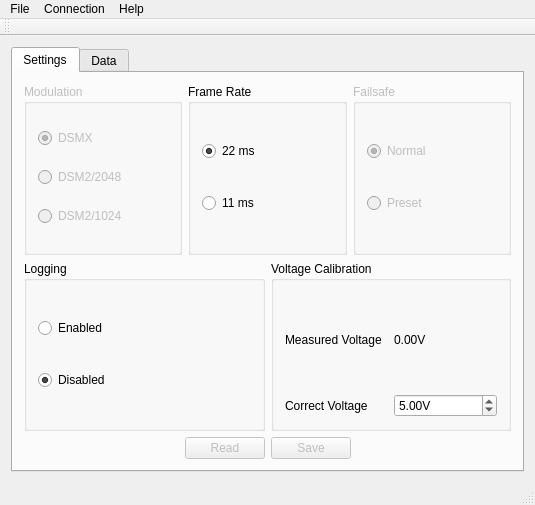
Old version of the form client/Rx12Client/mainwindow.ui in the repository bemcgarvey/RX12.
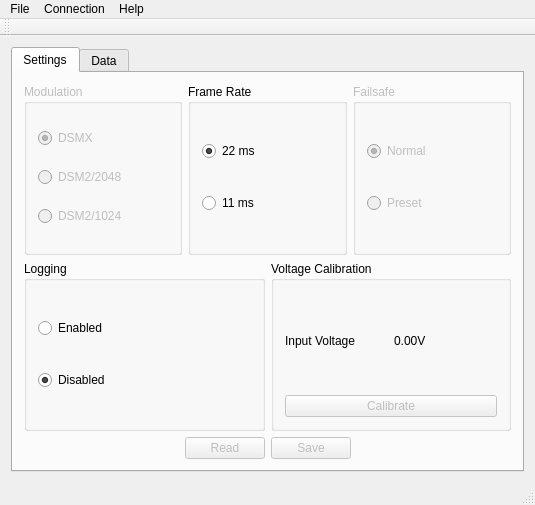
New version of the form.

Commit message: Voltage calibration working

```diff
--- a/client/Rx12Client/mainwindow.ui
+++ b/client/Rx12Client/mainwindow.ui
@@ -159,7 +159,7 @@
                <item>
                 <widget class="QLabel" name="label_10">
                  <property name="text">
-                  <string>Measured Voltage</string>
+                  <string>Input Voltage</string>
                  </property>
                 </widget>
                </item>
@@ -175,31 +175,12 @@
              <item>
               <layout class="QHBoxLayout" name="horizontalLayout_3">
                <item>
-                <widget class="QLabel" name="label_11">
+                <widget class="QPushButton" name="calibrateButton">
+                 <property name="enabled">
+                  <bool>false</bool>
+                 </property>
                  <property name="text">
-                  <string>Correct Voltage</string>
-                 </property>
-                </widget>
-               </item>
-               <item>
-                <widget class="QDoubleSpinBox" name="correctVoltageSpinBox">
-                 <property name="suffix">
-                  <string>V</string>
-                 </property>
-                 <property name="minimum">
-                  <double>4.000000000000000</double>
-                 </property>
-                 <property name="maximum">
-                  <double>12.000000000000000</double>
-                 </property>
-                 <property name="singleStep">
-                  <double>0.100000000000000</double>
-                 </property>
-                 <property name="stepType">
-                  <enum>QAbstractSpinBox::AdaptiveDecimalStepType</enum>
-                 </property>
-                 <property name="value">
-                  <double>5.000000000000000</double>
+                  <string>Calibrate</string>
                  </property>
                 </widget>
                </item>
```
The commit also changes 11 other files.
